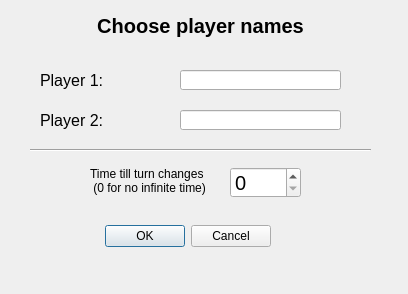
Above: Game/dialog.ui from JoonasPel/tie-02402-ohj3_2019-2020-PROJECT before the change. Below: the same form after it.
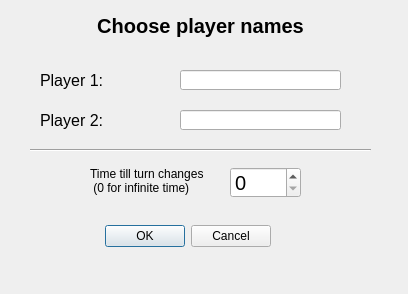
That is the form after the change.

Commit message: muokattu ui:ta ja dialogia

The edit to the form file:
```diff
--- a/Game/dialog.ui
+++ b/Game/dialog.ui
@@ -124,7 +124,7 @@
    </property>
    <property name="text">
     <string>Time till turn changes 
- (0 for no infinite time)</string>
+ (0 for infinite time)</string>
    </property>
   </widget>
   <widget class="Line" name="line">
```
The commit also changes 3 other files.
